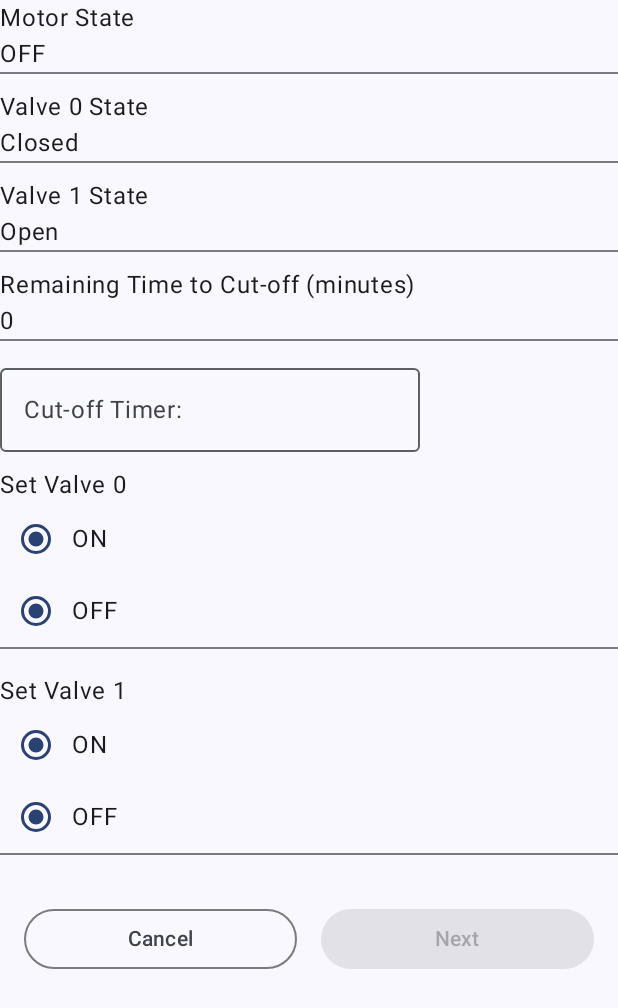
After one commit to saki92/iot-android-app, an Android app built with Jetpack Compose: the composable CommandScreen shown on its own in the app's theme, on a phone screen of 412 x 824 dp. The commit adds this screen. Shown: the top 1008 px of the screen. Run offline under Robolectric (Android 15) with nearby library versions, the phone set to English and light mode, and no system bars.

Commit message:
Added command page composable

```diff
--- /dev/null
+++ b/app/src/main/java/com/example/irrigation/CommandScreen.kt
@@ -0,0 +1,205 @@
+import androidx.compose.foundation.layout.Arrangement
+import androidx.compose.foundation.layout.Column
+import androidx.compose.foundation.layout.Row
+import androidx.compose.foundation.layout.Spacer
+import androidx.compose.foundation.layout.fillMaxSize
+import androidx.compose.foundation.layout.fillMaxWidth
+import androidx.compose.foundation.layout.height
+import androidx.compose.foundation.layout.padding
+import androidx.compose.foundation.selection.selectable
+import androidx.compose.foundation.text.KeyboardActions
+import androidx.compose.foundation.text.KeyboardOptions
+import androidx.compose.material3.Button
+import androidx.compose.material3.Divider
+import androidx.compose.material3.OutlinedButton
+import androidx.compose.material3.OutlinedTextField
+import androidx.compose.material3.RadioButton
+import androidx.compose.material3.Text
+import androidx.compose.runtime.Composable
+import androidx.compose.runtime.getValue
+import androidx.compose.runtime.mutableStateOf
+import androidx.compose.runtime.remember
+import androidx.compose.runtime.setValue
+import androidx.compose.ui.Alignment
+import androidx.compose.ui.Modifier
+import androidx.compose.ui.platform.LocalFocusManager
+import androidx.compose.ui.res.dimensionResource
+import androidx.compose.ui.text.input.KeyboardType
+import androidx.compose.ui.text.input.PasswordVisualTransformation
+import androidx.compose.ui.tooling.preview.Preview
+import androidx.compose.ui.unit.dp
+import com.example.irrigation.DeviceData
+import com.example.irrigation.DeviceSelect
+import com.example.irrigation.deviceName
+
+@Composable
+fun CommandScreen(
+    modifier: Modifier,
+    deviceData: DeviceData,
+    onSubmitButtonClicked: () -> Unit,
+    onCancelButtonClicked: () -> Unit
+    ) {
+    val focusManager = LocalFocusManager.current
+    var timerValue by remember { mutableStateOf("") }
+    var valve0Set by remember { mutableStateOf(false) }
+    var valve1Set by remember { mutableStateOf(false) }
+    Column(
+        modifier = modifier,
+        verticalArrangement = Arrangement.SpaceBetween
+    ) {
+        Column(modifier = Modifier) {
+            Text("Motor State")
+            Text(deviceData.motor_state)
+            Divider(thickness = 1.dp)
+            Spacer(modifier = Modifier.height(10.dp))
+
+            Text("Valve 0 State")
+            Text(deviceData.valve0_state)
+            Divider(thickness = 1.dp)
+            Spacer(modifier = Modifier.height(10.dp))
+
+            Text("Valve 1 State")
+            Text(deviceData.valve1_state)
+            Divider(thickness = 1.dp)
+            Spacer(modifier = Modifier.height(10.dp))
+
+            Text("Remaining Time to Cut-off (minutes)")
+            Text(deviceData.rem_time.toString())
+            Divider(thickness = 1.dp)
+            Spacer(modifier = Modifier.height(10.dp))
+
+            OutlinedTextField(value = timerValue,
+                onValueChange = {timerValue = it},
+                singleLine = true,
+                label = { Text("Cut-off Timer:") },
+                keyboardActions = KeyboardActions(onDone = { focusManager.clearFocus() }), // hide keyboard when done is clicked
+                keyboardOptions = KeyboardOptions(keyboardType = KeyboardType.Number)
+            )
+            Spacer(modifier = Modifier.height(10.dp))
+
+            Text("Set Valve 0")
+            Row(modifier = Modifier.selectable(
+                selected = valve0Set == valve0Set,
+                onClick = {
+                    valve0Set = true
+                }
+            ),
+                verticalAlignment = Alignment.CenterVertically
+            ){
+                RadioButton(
+                    selected = valve0Set == valve0Set,
+                    onClick = {
+                        valve0Set = true
+                    }
+                )
+                Text("ON")}
+
+            Row(modifier = Modifier.selectable(
+                selected = valve0Set == valve0Set,
+                onClick = {
+                    valve0Set = false
+                }
+            ),
+                verticalAlignment = Alignment.CenterVertically
+            ){
+                RadioButton(
+                    selected = valve0Set == valve0Set,
+                    onClick = {
+                        valve0Set = false
+                    }
+                )
+                Text("OFF")}
+
+            Divider(
+                thickness = 1.dp,
+                modifier = Modifier.padding(bottom = 16.dp)
+            )
+            Spacer(modifier = Modifier.height(0.dp))
+            Text("Set Valve 1")
+            Row(modifier = Modifier.selectable(
+                selected = valve1Set == valve1Set,
+                onClick = {
+                    valve1Set = true
+                }
+            ),
+                verticalAlignment = Alignment.CenterVertically
+            ){
+                RadioButton(
+                    selected = valve1Set == valve1Set,
+                    onClick = {
+                        valve1Set = true
+                    }
+                )
+                Text("ON")}
+
+            Row(modifier = Modifier.selectable(
+                selected = valve1Set == valve1Set,
+                onClick = {
+                    valve1Set = false
+                }
+            ),
+                verticalAlignment = Alignment.CenterVertically
+            ){
+                RadioButton(
+                    selected = valve1Set == valve1Set,
+                    onClick = {
+                        valve1Set = false
+                    }
+                )
+                Text("OFF")}
+
+            Divider(
+                thickness = 1.dp,
+                modifier = Modifier.padding(bottom = 16.dp)
+            )
+
+            Row(
+                modifier = Modifier
+                    .fillMaxWidth()
+                    .padding(16.dp)
+                    .weight(1f, false),
+                horizontalArrangement = Arrangement.spacedBy(16.dp),
+                verticalAlignment = Alignment.Bottom
+            ) {
+                OutlinedButton(modifier = Modifier.weight(1f), onClick = onCancelButtonClicked) {
+                    Text("Cancel")
+                }
+                Button(
+                    modifier = Modifier.weight(1f),
+                    // the button is enabled when the user makes a selection
+                    enabled = timerValue.isNotEmpty(),
+                    onClick = { onSubmitButtonClicked() }
+                ) {
+                    Text("Next")
+                }
+            }
+        }
+    }
+}
+
+@Preview(showBackground = true)
+@Composable
+fun CommandScreenPreview() {
+    val tmpDeviceList = mutableListOf<Byte>()
+    val numberOfDevices = 2
+    var tmpDevId = 1
+    repeat(numberOfDevices) {
+        tmpDeviceList.add(tmpDevId.toByte())
+        tmpDevId += 1
+    }
+    val data = DeviceData(number_of_devices = 2,
+        device_list = tmpDeviceList,
+        motor_state = "OFF",
+        valve0_state = "Open",
+        valve1_state = "Closed",
+        rem_time = 0
+    )
+    CommandScreen(
+        modifier = Modifier
+            .fillMaxSize()
+            .padding(16.dp),
+        onSubmitButtonClicked = {},
+        deviceData = data,
+        onCancelButtonClicked = {}
+    )
+}
--- a/app/src/main/java/com/example/irrigation/MainActivity.kt
+++ b/app/src/main/java/com/example/irrigation/MainActivity.kt
@@ -76,6 +76,7 @@ fun IrrigationApp(
                 }
                 DeviceSelect(deviceData = uiState,
                     onSelectionChanged = {},
+                    onNextButtonClicked = {},
                     onCancelButtonClicked = {
                         cancelOrderAndNavigateToStart(
                             viewModel,
```
